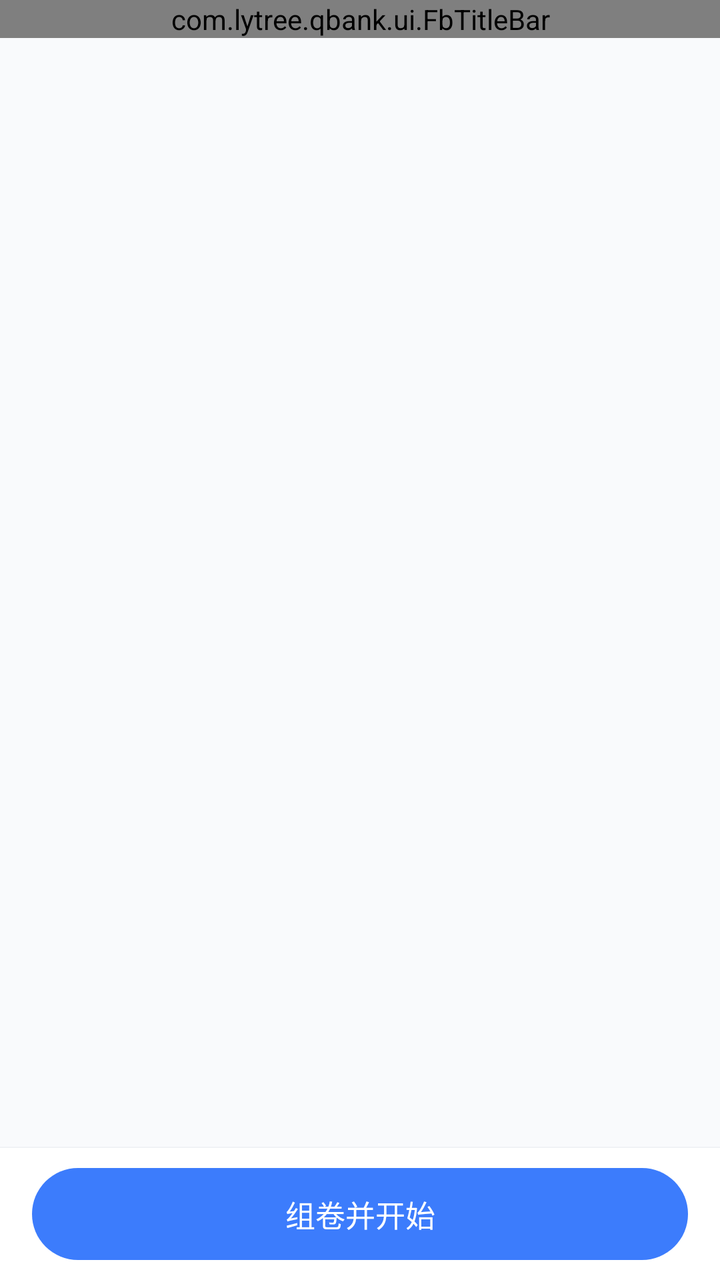
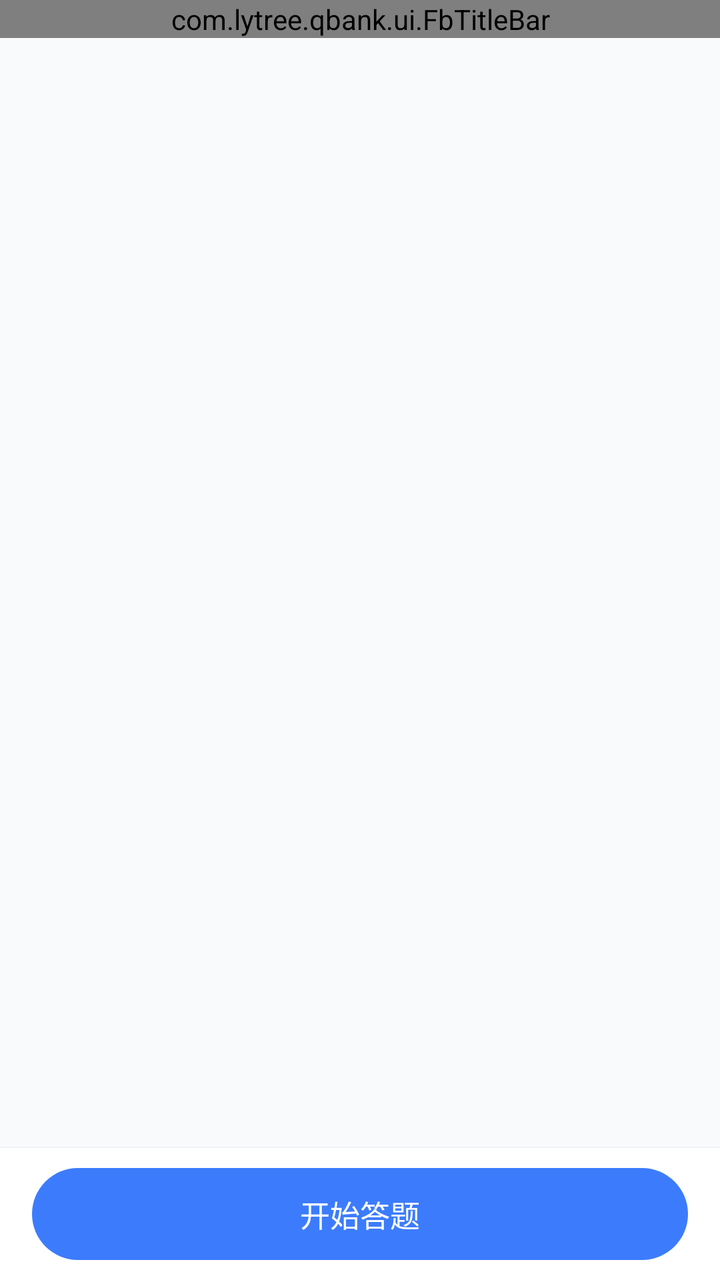

Two renders of the same Android screen: before a commit and after it. Below are the layout's source before the change and the commit's diff.
<!-- AndroidManifest.xml: application theme Theme.QBank -->
<!-- res/layout/activity_bank_detail.xml -->
<?xml version="1.0" encoding="utf-8"?>
<LinearLayout xmlns:android="http://schemas.android.com/apk/res/android"
    android:layout_width="match_parent"
    android:layout_height="match_parent"
    android:background="@color/fb_page_bg"
    android:orientation="vertical">

    <com.lytree.qbank.ui.FbTitleBar
        android:id="@+id/titleBar"
        android:layout_width="match_parent"
        android:layout_height="wrap_content" />

    <FrameLayout
        android:layout_width="match_parent"
        android:layout_height="0dp"
        android:layout_weight="1">

        <androidx.recyclerview.widget.RecyclerView
            android:id="@+id/list"
            android:layout_width="match_parent"
            android:layout_height="match_parent"
            android:clipToPadding="false"
            android:paddingTop="4dp"
            android:paddingBottom="16dp"
            android:scrollbars="none" />

        <TextView
            android:id="@+id/empty"
            android:layout_width="wrap_content"
            android:layout_height="wrap_content"
            android:layout_gravity="center"
            android:text="该题库暂无题目"
            android:textColor="@color/fb_text_meta"
            android:textSize="14sp"
            android:visibility="gone" />
    </FrameLayout>

    <View
        android:id="@+id/bottomDivider"
        android:layout_width="match_parent"
        android:layout_height="0.5dp"
        android:background="@color/fb_divider" />

    <FrameLayout
        android:id="@+id/bottomBar"
        android:layout_width="match_parent"
        android:layout_height="wrap_content"
        android:background="@color/fb_bar_bg"
        android:paddingStart="@dimen/fb_page_pad"
        android:paddingTop="10dp"
        android:paddingEnd="@dimen/fb_page_pad"
        android:paddingBottom="10dp">

        <com.google.android.material.button.MaterialButton
            android:id="@+id/btnCompose"
            style="@style/FbPrimaryButton"
            android:layout_width="match_parent"
            android:text="组卷并开始" />
    </FrameLayout>
</LinearLayout>
<!-- resources referenced by this layout -->
<resources>
  <color name="fb_bar_bg">#FFFFFF</color>
  <color name="fb_divider">#F0F2F5</color>
  <color name="fb_page_bg">#F9FAFC</color>
  <color name="fb_text_meta">#8A9095</color>
  <dimen name="fb_page_pad">16dp</dimen>
  <style name="FbPrimaryButton" parent="Widget.MaterialComponents.Button">
          <item name="android:layout_height">@dimen/fb_btn_h</item>
          <item name="android:textSize">@dimen/fb_btn_text_size</item>
          <item name="android:textColor">#FFFFFF</item>
          <item name="android:textAllCaps">false</item>
          <item name="android:letterSpacing">0</item>
          <item name="android:minHeight">@dimen/fb_btn_h</item>
          <item name="android:minWidth">0dp</item>
          <item name="android:stateListAnimator">@null</item>
          <item name="android:insetTop">0dp</item>
          <item name="android:insetBottom">0dp</item>
          <item name="backgroundTint">@color/fb_primary</item>
          <item name="cornerRadius">@dimen/fb_btn_radius</item>
          <item name="elevation">0dp</item>
          <item name="rippleColor">#33FFFFFF</item>
          <item name="iconTint">#FFFFFF</item>
          <item name="iconSize">18dp</item>
          <item name="iconGravity">textStart</item>
          <item name="iconPadding">6dp</item>
      </style>
  <style name="Theme.QBank" parent="Theme.MaterialComponents.Light.NoActionBar">
          <item name="colorPrimary">@color/primary</item>
          <item name="colorPrimaryDark">@color/primary_dark</item>
          <item name="colorAccent">@color/accent</item>
          <item name="android:statusBarColor" tools:targetApi="l">@color/fb_bar_bg</item>
          <item name="android:windowLightStatusBar" tools:targetApi="m">true</item>
          <item name="android:navigationBarColor" tools:targetApi="l">@color/fb_bar_bg</item>
          <item name="android:windowLightNavigationBar" tools:targetApi="o_mr1">true</item>
          <item name="android:windowBackground">@color/bg</item>
      </style>
  <dimen name="fb_btn_h">46dp</dimen>
  <dimen name="fb_btn_text_size">15sp</dimen>
  <color name="fb_primary">#3C7CFC</color>
  <dimen name="fb_btn_radius">23dp</dimen>
  <color name="primary">#3C7CFC</color>
  <color name="primary_dark">#2A5FD6</color>
  <color name="accent">#FF7A45</color>
  <color name="bg">#F9FAFC</color>
</resources>

<!-- the commit's change to res/layout/activity_bank_detail.xml (unified diff, before → after) -->
@@ -52,9 +52,9 @@
         android:paddingBottom="10dp">
 
         <com.google.android.material.button.MaterialButton
-            android:id="@+id/btnCompose"
+            android:id="@+id/btnStart"
             style="@style/FbPrimaryButton"
             android:layout_width="match_parent"
-            android:text="组卷并开始" />
+            android:text="@string/action_start" />
     </FrameLayout>
 </LinearLayout>
<!-- resource entries referenced after the edit -->
@@ -5,6 +5,7 @@
   <color name="fb_page_bg">#F9FAFC</color>
   <color name="fb_text_meta">#8A9095</color>
   <dimen name="fb_page_pad">16dp</dimen>
+  <string name="action_start">开始答题</string>
   <style name="FbPrimaryButton" parent="Widget.MaterialComponents.Button">
           <item name="android:layout_height">@dimen/fb_btn_h</item>
           <item name="android:textSize">@dimen/fb_btn_text_size</item>
